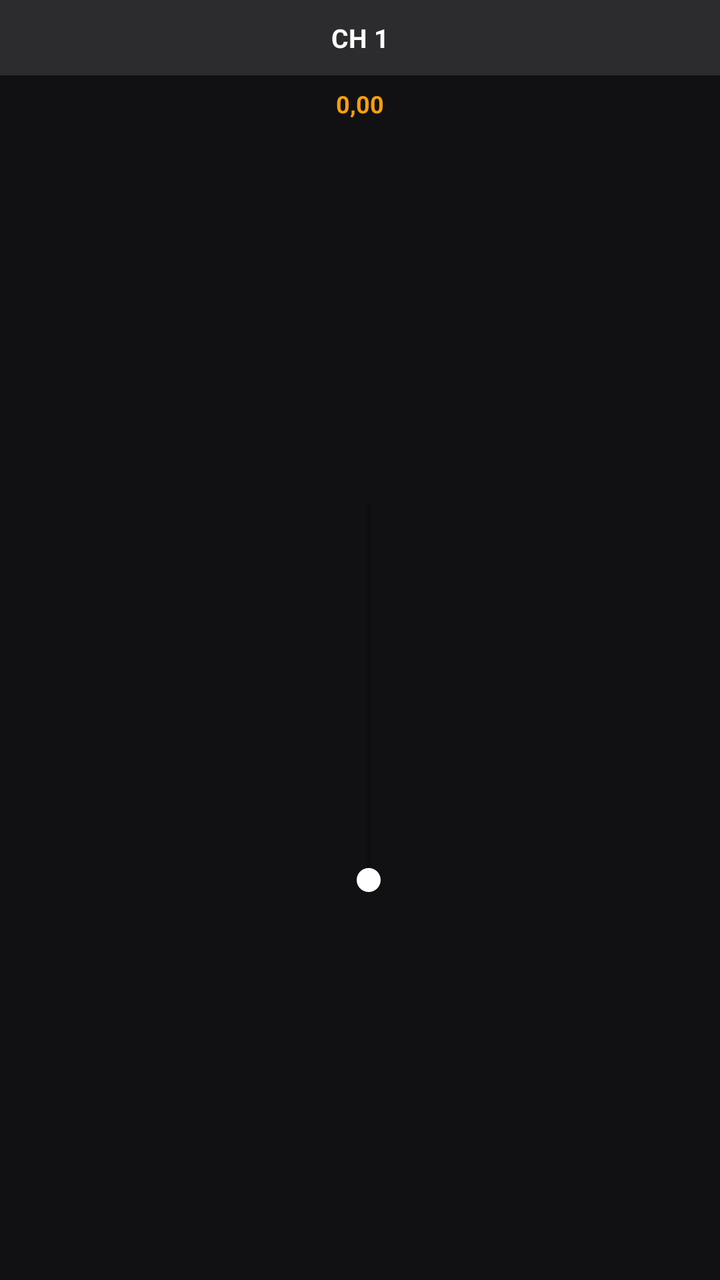
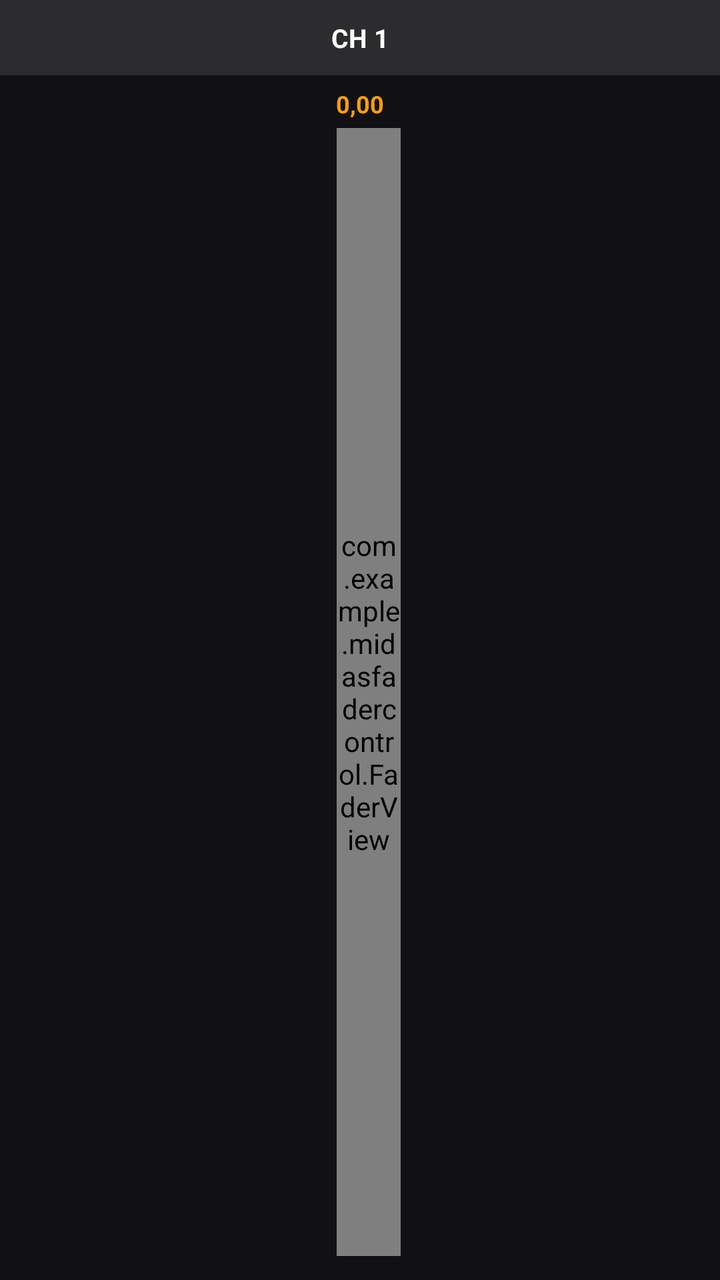

An Android layout rendered at two revisions. The XML below is the earlier revision; the diff shows what the commit changed to produce the second picture.
<!-- AndroidManifest.xml: application theme Theme.AppCompat.DayNight -->
<!-- res/layout/channel_strip_monitor.xml -->
<?xml version="1.0" encoding="utf-8"?>
<LinearLayout xmlns:android="http://schemas.android.com/apk/res/android"
    android:layout_width="@dimen/monitor_channel_strip_width"
    android:layout_height="match_parent"
    android:orientation="vertical"
    android:gravity="center_horizontal"
    android:background="#111113"
    android:paddingBottom="@dimen/monitor_channel_strip_bottom_padding">

    <LinearLayout
        android:id="@+id/monitorChannelHeader"
        android:layout_width="match_parent"
        android:layout_height="wrap_content"
        android:orientation="vertical"
        android:gravity="center_horizontal"
        android:background="#2c2c2e"
        android:paddingTop="@dimen/monitor_channel_header_padding"
        android:paddingBottom="@dimen/monitor_channel_header_padding">

        <TextView
            android:id="@+id/textMonitorChannelLabel"
            android:layout_width="wrap_content"
            android:layout_height="wrap_content"
            android:text="CH 1"
            android:textColor="#ffffff"
            android:textStyle="bold"
            android:textSize="13sp"
            android:maxLines="1" />
    </LinearLayout>

    <TextView
        android:id="@+id/textMonitorSendValue"
        android:layout_width="wrap_content"
        android:layout_height="wrap_content"
        android:text="0,00"
        android:textColor="#ff9f0a"
        android:textStyle="bold"
        android:textSize="12sp"
        android:layout_marginTop="@dimen/monitor_channel_value_margin" />

    
    <LinearLayout
        android:layout_width="match_parent"
        android:layout_height="0dp"
        android:layout_weight="1"
        android:layout_marginTop="@dimen/monitor_channel_fader_top_margin"
        android:orientation="horizontal">

        <FrameLayout
            android:layout_width="6dp"
            android:layout_height="match_parent"
            android:layout_marginEnd="3dp">

            <View
                android:id="@+id/monitorMeterBar"
                android:layout_width="match_parent"
                android:layout_height="match_parent"
                android:layout_gravity="bottom"
                android:background="#34c759"
                android:scaleY="0" />
        </FrameLayout>

        <FrameLayout
            android:id="@+id/monitorSendContainer"
            android:layout_width="0dp"
            android:layout_height="match_parent"
            android:layout_weight="1">

            <SeekBar
                android:id="@+id/seekMonitorSend"
                android:layout_width="220dp"
                android:layout_height="@dimen/monitor_channel_fader_thickness"
                android:layout_gravity="center"
                android:max="1000"
                android:progress="0"
                android:progressTint="#ff9f0a"
                android:thumbTint="#ffffff"
                android:rotation="270" />
        </FrameLayout>
    </LinearLayout>

</LinearLayout>
<!-- resources referenced by this layout -->
<resources>
  <dimen name="monitor_channel_fader_thickness">32dp</dimen>
  <dimen name="monitor_channel_fader_top_margin">4dp</dimen>
  <dimen name="monitor_channel_header_padding">10dp</dimen>
  <dimen name="monitor_channel_strip_bottom_padding">12dp</dimen>
  <dimen name="monitor_channel_strip_width">82dp</dimen>
  <dimen name="monitor_channel_value_margin">6dp</dimen>
</resources>

<!-- the commit's change to res/layout/channel_strip_monitor.xml (unified diff, before → after) -->
@@ -44,6 +44,7 @@
         android:layout_height="0dp"
         android:layout_weight="1"
         android:layout_marginTop="@dimen/monitor_channel_fader_top_margin"
+        android:gravity="center_horizontal"
         android:orientation="horizontal">
 
         <FrameLayout
@@ -60,23 +61,10 @@
                 android:scaleY="0" />
         </FrameLayout>
 
-        <FrameLayout
-            android:id="@+id/monitorSendContainer"
-            android:layout_width="0dp"
-            android:layout_height="match_parent"
-            android:layout_weight="1">
-
-            <SeekBar
-                android:id="@+id/seekMonitorSend"
-                android:layout_width="220dp"
-                android:layout_height="@dimen/monitor_channel_fader_thickness"
-                android:layout_gravity="center"
-                android:max="1000"
-                android:progress="0"
-                android:progressTint="#ff9f0a"
-                android:thumbTint="#ffffff"
-                android:rotation="270" />
-        </FrameLayout>
+        <com.example.midasfadercontrol.FaderView
+            android:id="@+id/seekMonitorSend"
+            android:layout_width="@dimen/monitor_channel_fader_thickness"
+            android:layout_height="match_parent" />
     </LinearLayout>
 
 </LinearLayout>
